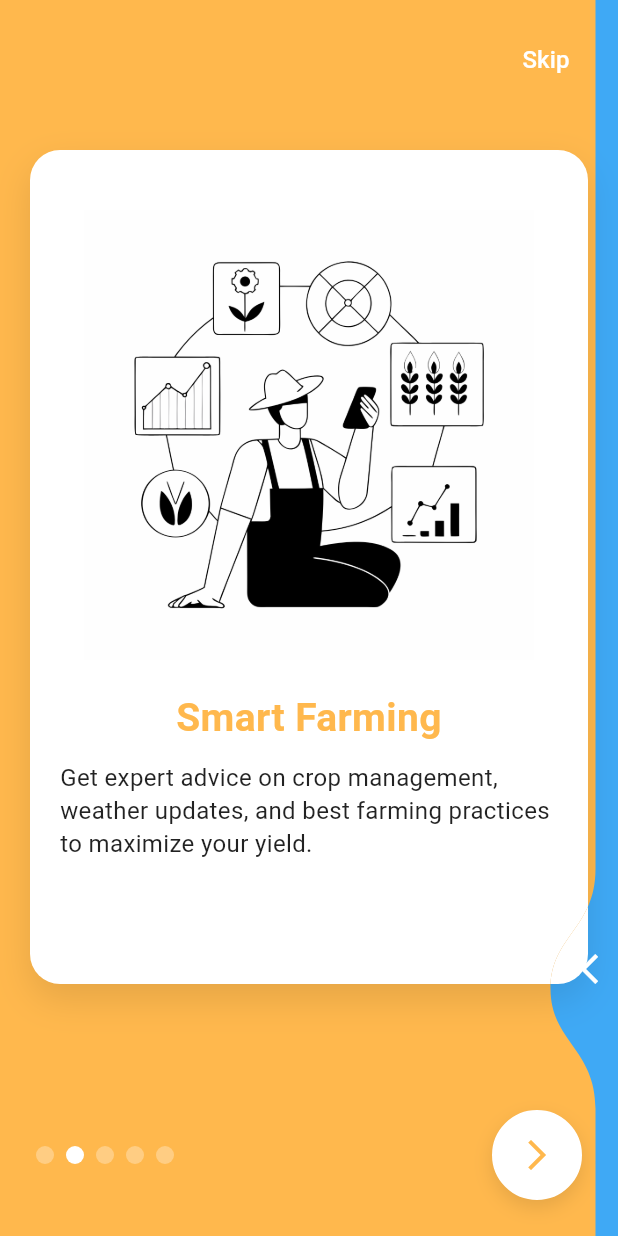
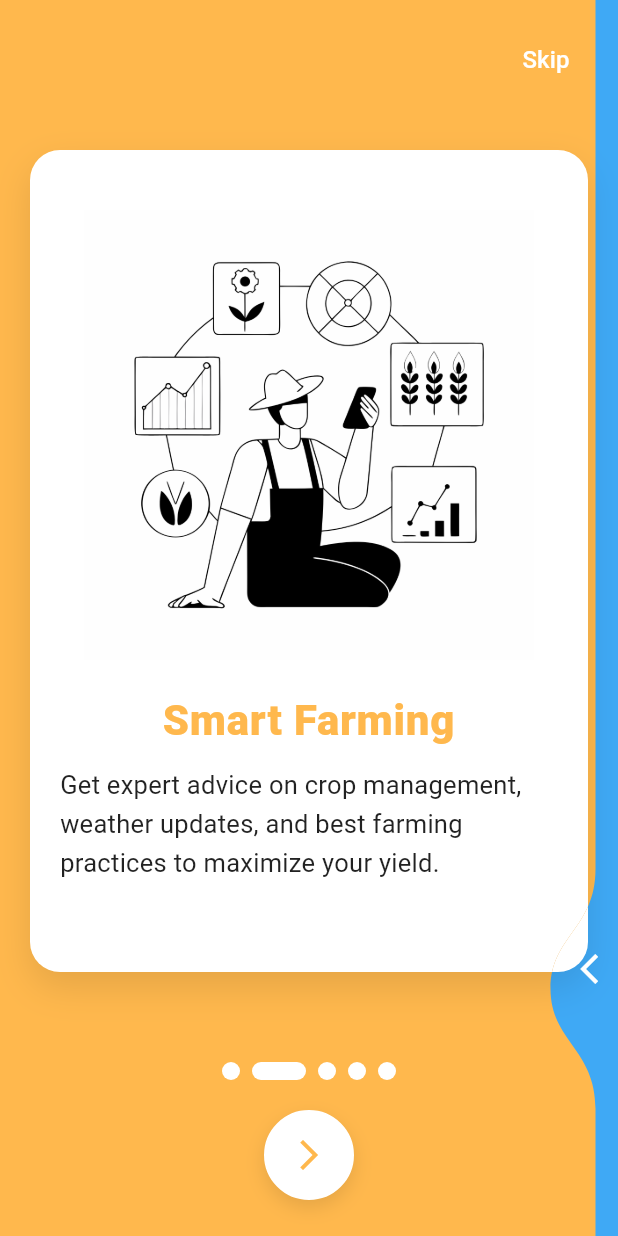
Before and after one commit to sandaru3n/FarmLink, a Flutter app: the screen it shows after launch, swiped to page 2, on a phone screen of 412 x 824 dp. Run offline on Flutter 3.47's test engine with Material 3 defaults, Android fonts, the phone set to English and light mode, and no system bars; drawn by our look-alikes of liquid_swipe, smooth_page_indicator; our stand-ins replace cloud_firestore, firebase_auth, firebase_core, firebase_storage, image_picker, shared_preferences; accounts and stored records are empty.

Commit message:
Onboarding Screens UI Finished

```diff
--- a/lib/onboarding/onboarding_screen.dart
+++ b/lib/onboarding/onboarding_screen.dart
@@ -1,6 +1,7 @@
 import 'package:flutter/material.dart';
 import 'package:provider/provider.dart';
 import 'package:liquid_swipe/liquid_swipe.dart';
+import 'package:smooth_page_indicator/smooth_page_indicator.dart';
 import '../providers/auth_provider.dart';
 import '../screens/auth/login_screen.dart';
 import 'onboarding_content.dart';
@@ -182,9 +183,11 @@ class _OnboardingScreenState extends State<OnboardingScreen> {
                       Text(
                         'Welcome to FarmLink',
                         style: TextStyle(
-                          fontSize: 24,
-                          fontWeight: FontWeight.bold,
+                          fontSize: 28,
+                          fontWeight: FontWeight.w800,
                           color: _pageColors[0],
+                          letterSpacing: 0.5,
+                          fontFamily: 'Roboto',
                         ),
                         textAlign: TextAlign.center,
                       ),
@@ -194,8 +197,11 @@ class _OnboardingScreenState extends State<OnboardingScreen> {
                       Text(
                         'Please select your preferred language',
                         style: const TextStyle(
-                          fontSize: 17,
+                          fontSize: 18,
                           color: Colors.black87,
+                          fontWeight: FontWeight.w400,
+                          letterSpacing: 0.3,
+                          fontFamily: 'Roboto',
                         ),
                         textAlign: TextAlign.center,
                       ),
@@ -346,9 +352,11 @@ class _OnboardingScreenState extends State<OnboardingScreen> {
                       Text(
                         title,
                         style: TextStyle(
-                          fontSize: 26,
-                          fontWeight: FontWeight.bold,
+                          fontSize: 28,
+                          fontWeight: FontWeight.w800,
                           color: _pageColors[pageIndex],
+                          letterSpacing: 0.5,
+                          fontFamily: 'Roboto',
                         ),
                         textAlign: TextAlign.center,
                       ),
@@ -358,9 +366,12 @@ class _OnboardingScreenState extends State<OnboardingScreen> {
                       Text(
                         description,
                         style: const TextStyle(
-                          fontSize: 16,
+                          fontSize: 17,
                           color: Colors.black87,
-                          height: 1.4,
+                          height: 1.5,
+                          fontWeight: FontWeight.w400,
+                          letterSpacing: 0.2,
+                          fontFamily: 'Roboto',
                         ),
                         textAlign: TextAlign.left,
                       ),
@@ -382,28 +393,27 @@ class _OnboardingScreenState extends State<OnboardingScreen> {
 
   Widget _buildBottomNavigation() {
     return Container(
-      padding: const EdgeInsets.all(24.0),
-      child: Row(
-        mainAxisAlignment: MainAxisAlignment.spaceBetween,
+      padding: const EdgeInsets.fromLTRB(24.0, 0, 24.0, 24.0),
+      child: Column(
+        mainAxisSize: MainAxisSize.min,
         children: [
-          // Page indicators
-          Row(
-            children: List.generate(5, (index) {
-              return Container(
-                margin: const EdgeInsets.only(right: 8),
-                width: 12,
-                height: 12,
-                decoration: BoxDecoration(
-                  shape: BoxShape.circle,
-                  color: _currentPage == index
-                      ? Colors.white
-                      : Colors.white.withOpacity(0.3),
-                ),
-              );
-            }),
+          // Smooth page indicator - centered at same level as white card
+          AnimatedSmoothIndicator(
+            activeIndex: _currentPage,
+            count: 5,
+            effect: ExpandingDotsEffect(
+              dotColor: Colors.white.withOpacity(1),
+              activeDotColor: Colors.white,
+              dotHeight: 12,
+              dotWidth: 12,
+              spacing: 8,
+              expansionFactor: 3,
+            ),
           ),
 
-          // Animated circular next button
+          const SizedBox(height: 20),
+
+          // Next button centered
           _buildAnimatedNextButton(),
         ],
       ),
--- a/pubspec.yaml
+++ b/pubspec.yaml
@@ -67,6 +67,9 @@ dependencies:
 
   # Liquid swipe for colorful onboarding
   liquid_swipe: ^3.0.0
+
+  # Smooth page indicator for better navigation
+  smooth_page_indicator: ^1.1.0
 
 dev_dependencies:
   flutter_test:
```
Also changed, not shown: pubspec.lock.
